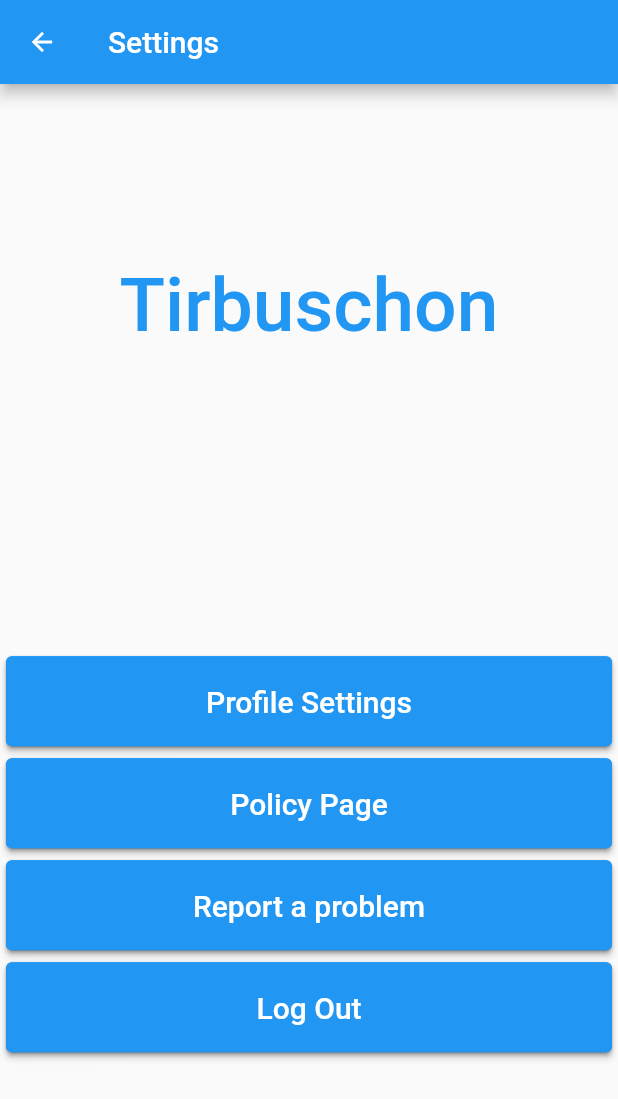
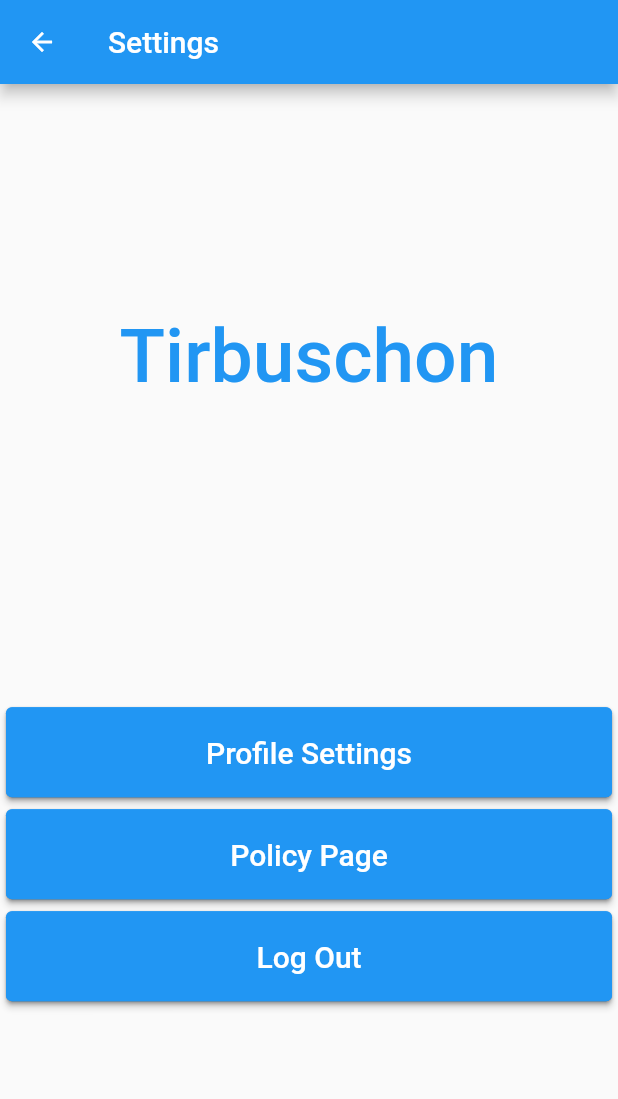
Before and after one commit to mtarikg/Tirbuschon_userSide, a Flutter app: the SettingsPage screen opened directly, on a phone screen of 412 x 824 dp. Shown: the top 1099 px of the screen. Run offline on Flutter 3.47's test engine with Material 2 defaults, Android fonts, the phone set to English and light mode, and no system bars; our stand-ins replace cloud_firestore, connectivity_plus, csc_picker, firebase_auth, firebase_core, firebase_storage and 9 more; missing offline and left inert: flutter_polyline_points, profanity_filter; accounts and stored records are empty.

Commit message:
commenting out unrelated parts

```diff
--- a/lib/Core/User/ProfilePages/settingsPage.dart
+++ b/lib/Core/User/ProfilePages/settingsPage.dart
@@ -1,5 +1,5 @@
 import 'package:flutter/material.dart';
-import '../../../Restaurant/Screens/email_sender.dart';
+//import '../../../Restaurant/Screens/email_sender.dart';
 import '../../../MyWidgets/navigatorButtonCard.dart';
 import 'profileSettingsPage.dart';
 import '../../../welcomePage.dart';
@@ -36,8 +36,8 @@ class _SettingsPageState extends State<SettingsPage> {
               pageToNavigate: ProfileSettingsPage(), text: "Profile Settings"),
           const NavigatorButtonCard(
               pageToNavigate: PolicyPage(), text: "Policy Page"),
-          const NavigatorButtonCard(
-              pageToNavigate: EmailSender(), text: "Report a problem"),
+          /*const NavigatorButtonCard(
+              pageToNavigate: EmailSender(), text: "Report a problem"),*/
           LogOutCard(context: context),
         ],
       ),
--- a/pubspec.yaml
+++ b/pubspec.yaml
@@ -84,7 +84,6 @@ flutter:
   uses-material-design: true
   assets:
     - assets/
-    - assets/images/
   #   - images/a_dot_ham.jpeg
 
   # An image asset can refer to one or more resolution-specific "variants", see
```
Also changed, not shown: lib/Auth/direct.dart (+4 -4 lines), pubspec.lock.
